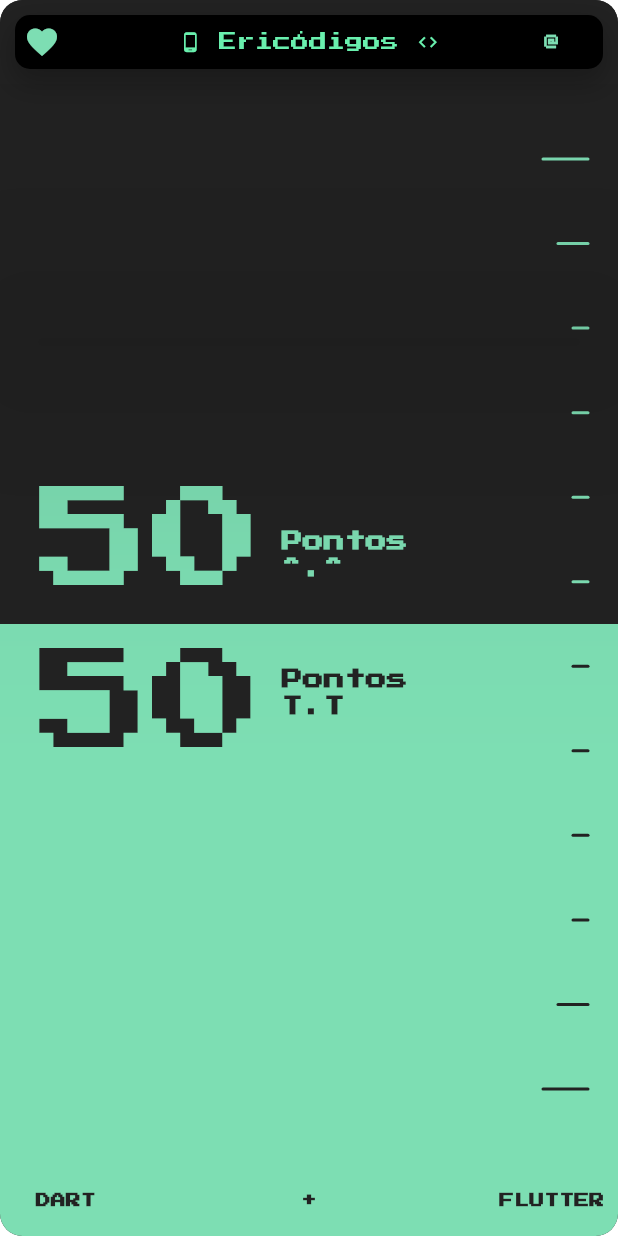
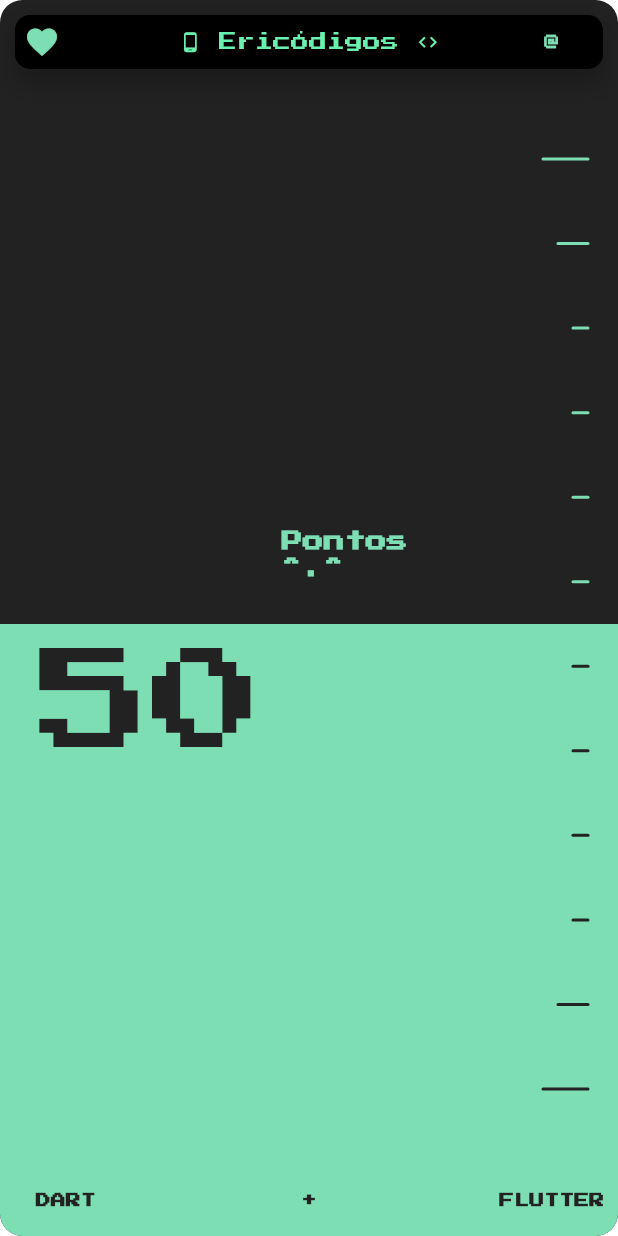
Before and after one commit to ericodex/ericodigos, a Flutter app: the MinhaMola screen opened directly, on a phone screen of 412 x 824 dp. Run offline on Flutter 3.47's test engine with Material 2 defaults, Android fonts, the phone set to English and light mode, and no system bars; our stand-ins replace animated_text_kit, badges, cloud_firestore, flare_flutter, flip_card, simple_animations; missing offline and left inert: custom_splash, flare_dart; accounts and stored records are empty; network calls fail.

```diff
--- a/lib/sliderMola.dart
+++ b/lib/sliderMola.dart
@@ -14,6 +14,7 @@ class MinhaMola extends StatefulWidget {
 }
 
 class _MinhaMolaState extends State<MinhaMola> {
+
   Widget _buildTextButton(String title, bool isOnLight) {
     return new FlatButton(
       padding: EdgeInsets.symmetric(vertical: 16, horizontal: 8),
@@ -26,7 +27,7 @@ class _MinhaMolaState extends State<MinhaMola> {
                 : Theme.of(context).primaryColor,
           )),
       onPressed: () {
-        // TODO:
+        print('gostei...');
       },
     );
   }
@@ -42,14 +43,15 @@ class _MinhaMolaState extends State<MinhaMola> {
                   padding: const EdgeInsets.all(10.0),
                   child: Eric0d3Banner(),
                 ),
-          backgroundColor: Theme.of(context).primaryColor,
-          elevation: 100,
+          backgroundColor: Colors.transparent,
+          elevation: 0,
           brightness: Brightness.light,
           iconTheme: new IconThemeData(color: Theme.of(context).highlightColor),
           leading: new IconButton(
             icon: new Icon(Icons.favorite),
             onPressed: () {
-              // TODO:
+
+
             },
           ),
           actions: <Widget>[_buildTextButton('@'.toUpperCase(), true)],
@@ -214,7 +216,6 @@ class _SliderDraggerState extends State<SliderDragger> {
 
   @override
   void initState() {
-    // TODO: implement initState
     super.initState();
   }
 
@@ -389,7 +390,6 @@ class SliderMarksPainter extends CustomPainter {
 
   @override
   bool shouldRepaint(CustomPainter oldDelegate) {
-    // TODO: implement shouldRepaint
     return true;
   }
 }
@@ -411,11 +411,11 @@ class SliderClipper extends CustomClipper<Path> {
       case SpringSliderState.springing:
         return _clipSpringing(size);
     }
+    return null;
   }
 
   @override
   bool shouldReclip(CustomClipper<prefix0.Path> oldClipper) {
-    // TODO: implement shouldReclip
     return true;
   }
 
@@ -609,7 +609,7 @@ class SliderPoints extends StatelessWidget {
       builder: (BuildContext context, BoxConstraints constraints) {
         double sliderPercent = sliderController.sliderValue ;
         if ( sliderController.state == SpringSliderState.dragging){
-          sliderPercent =  sliderController.draggingPercent.clamp(0.0, 1.0);
+          sliderPercent =  sliderController.draggingPercent.clamp(0.0001, 1.0);
         }
 
         final height = constraints.maxHeight - paddingTop - paddingBottom;
@@ -668,7 +668,7 @@ class Points extends StatelessWidget {
           isAboveSlider ? CrossAxisAlignment.end : CrossAxisAlignment.start,
       children: <Widget>[
         FractionalTranslation(
-          translation: Offset(-0.05 * percent, isAboveSlider ? 0.18 : -0.18),
+          translation: Offset(-0.05 * percent, isAboveSlider ? -100 : -0.18),
           child: new Text(
             "$points",
             style: new TextStyle(
@@ -688,10 +688,10 @@ class Points extends StatelessWidget {
                 child: Text(
                   'Pontos',
                   style:
-                      new TextStyle(fontWeight: FontWeight.bold, color: color),
+                      new TextStyle(fontWeight: FontWeight.bold, color: isAboveSlider ? color : Colors.transparent),
                 ),
               ),
-              new Text(isPointsYouNeed ? '^.^' : 'T.T',
+              new Text(isPointsYouNeed ? '^.^' : '',
                   style:
                       new TextStyle(fontWeight: FontWeight.bold, color: color))
             ],
@@ -807,7 +807,7 @@ class SpringySliderController extends ChangeNotifier {
     _sliderPercent = _springEndPercent;
 
     _startSpringing();
-
+    print(_sliderPercent);
     notifyListeners();
   }
 
@@ -837,7 +837,7 @@ class SpringySliderController extends ChangeNotifier {
   }
 
   void _springTick(Duration deltaTime) {
-    final lastFrameTime = deltaTime.inMilliseconds.toDouble() / 1000.0;
+    final lastFrameTime = deltaTime.inMilliseconds.toDouble() / 1680.0;
 
     _springTime += lastFrameTime;
     _springingPercent = _sliderSpringSimulation.x(_springTime);
```
Also changed, not shown: lib/main.dart (+97 -26 lines), lib/objetos_flare.dart (+21 -14 lines), pubspec.yaml (+8 -2 lines), pubspec.lock.
